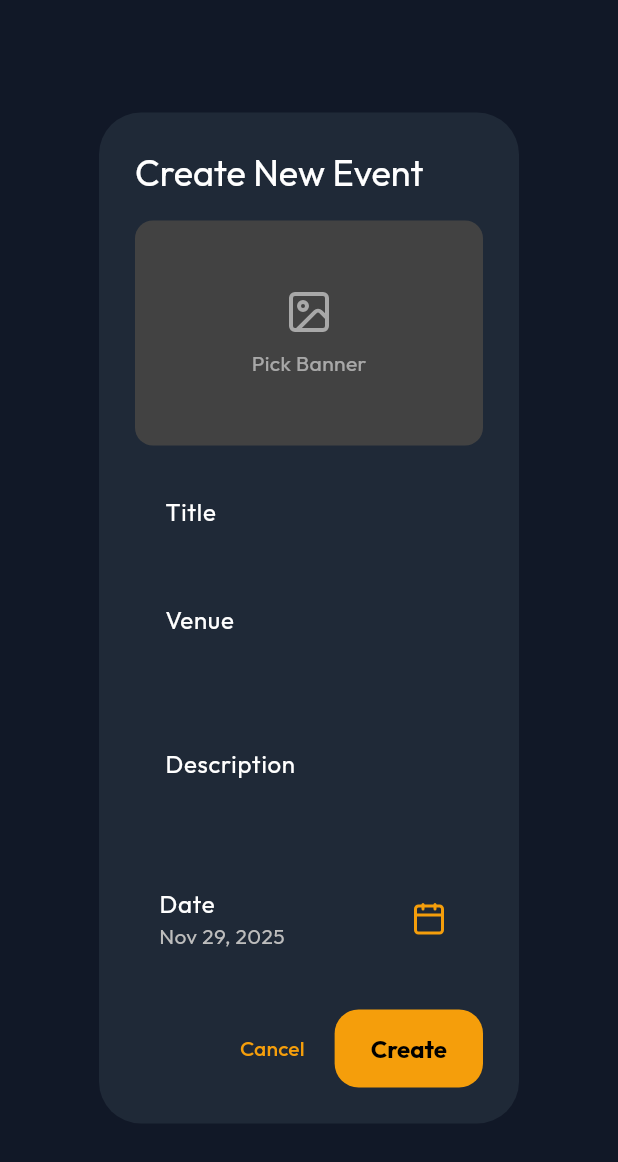
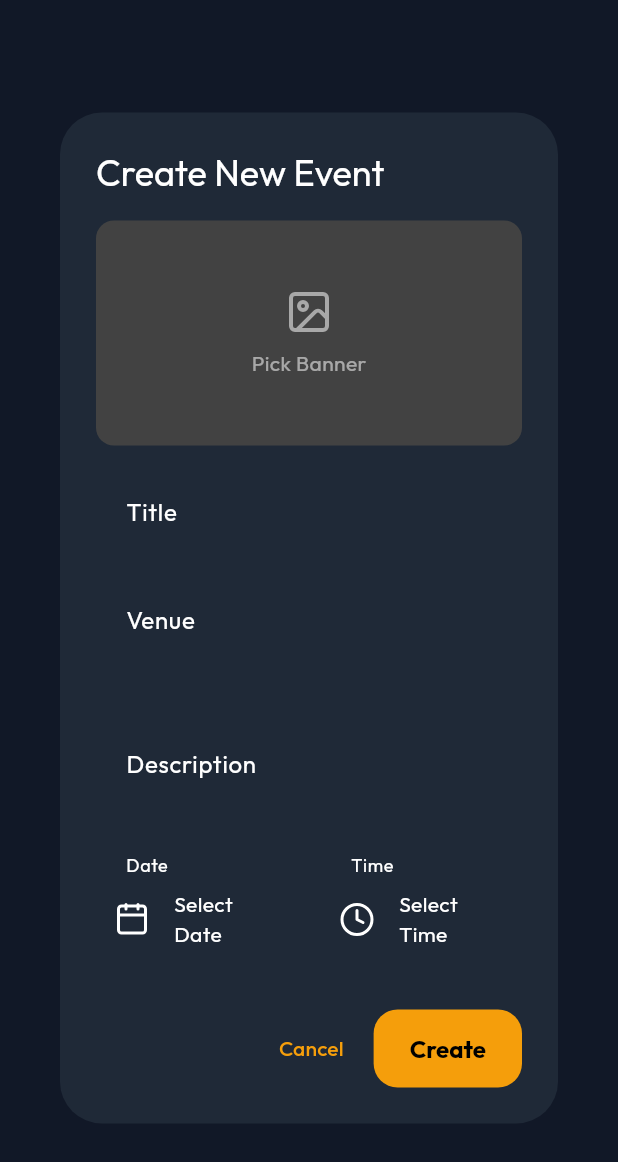
Before and after one commit to mun33b-exe/UniWeek, a Flutter app: the CreateEventDialog widget shown alone on an empty page, opened directly, on a phone screen of 412 x 824 dp. Shown: the top 1162 px of the screen. Run offline on Flutter 3.47's test engine with Material 3 defaults, Android fonts, the phone set to English and light mode, and no system bars; our stand-ins replace firebase_core, fl_chart, google_fonts, image_picker, lucide_icons, supabase_flutter and 1 more; accounts and stored records are empty; network calls fail.

Commit message:
feat: implement separate date and time selection for events and add event registration withdrawal functionality

```diff
--- a/lib/features/dashboard/create_event_dialog.dart
+++ b/lib/features/dashboard/create_event_dialog.dart
@@ -20,7 +20,8 @@ class _CreateEventDialogState extends State<CreateEventDialog> {
   final _titleController = TextEditingController();
   final _venueController = TextEditingController();
   final _descController = TextEditingController();
-  DateTime _selectedDate = DateTime.now();
+  DateTime? _selectedDate;
+  TimeOfDay? _selectedTime;
   File? _selectedImage;
   String? _existingImageUrl;
   bool _isLoading = false;
@@ -32,7 +33,11 @@ class _CreateEventDialogState extends State<CreateEventDialog> {
       _titleController.text = widget.event!['title'];
       _venueController.text = widget.event!['venue'];
       _descController.text = widget.event!['description'] ?? '';
-      _selectedDate = DateTime.parse(widget.event!['date']);
+
+      final dateTime = DateTime.parse(widget.event!['date']);
+      _selectedDate = dateTime;
+      _selectedTime = TimeOfDay.fromDateTime(dateTime);
+
       _existingImageUrl = widget.event!['image_url'];
     }
   }
@@ -48,6 +53,13 @@ class _CreateEventDialogState extends State<CreateEventDialog> {
   }
 
   Future<void> _submit() async {
+    if (_selectedDate == null || _selectedTime == null) {
+      ScaffoldMessenger.of(context).showSnackBar(
+        const SnackBar(content: Text('Please select both date and time')),
+      );
+      return;
+    }
+
     setState(() => _isLoading = true);
     final supabase = Provider.of<SupabaseService>(context, listen: false);
 
@@ -57,13 +69,21 @@ class _CreateEventDialogState extends State<CreateEventDialog> {
         imageUrl = await supabase.uploadEventBanner(_selectedImage!);
       }
 
+      final fullDateTime = DateTime(
+        _selectedDate!.year,
+        _selectedDate!.month,
+        _selectedDate!.day,
+        _selectedTime!.hour,
+        _selectedTime!.minute,
+      );
+
       if (widget.event != null) {
         // Update
         await supabase.updateEvent(
           eventId: widget.event!['id'],
           title: _titleController.text,
           description: _descController.text,
-          date: _selectedDate,
+          date: fullDateTime,
           venue: _venueController.text,
           imageUrl: imageUrl,
         );
@@ -75,7 +95,7 @@ class _CreateEventDialogState extends State<CreateEventDialog> {
         await supabase.createEvent(
           title: _titleController.text,
           description: _descController.text,
-          date: _selectedDate,
+          date: fullDateTime,
           venue: _venueController.text,
           societyType: society,
           imageUrl: imageUrl,
@@ -173,20 +193,14 @@ class _CreateEventDialogState extends State<CreateEventDialog> {
               maxLines: 3,
             ),
             const SizedBox(height: 16),
-            ListTile(
-              title: const Text('Date', style: TextStyle(color: Colors.white)),
-              subtitle: Text(
-                DateFormat('MMM d, y').format(_selectedDate),
-                style: TextStyle(color: Colors.grey[400]),
-              ),
-              trailing: const Icon(
-                LucideIcons.calendar,
-                color: UniWeekTheme.primary,
-              ),
+            Row(
+              children: [
+                Expanded(
+                  child: InkWell(
                     onTap: () async {
                       final date = await showDatePicker(
                         context: context,
-                  initialDate: _selectedDate,
+                        initialDate: _selectedDate ?? DateTime.now(),
                         firstDate: DateTime.now(),
                         lastDate: DateTime.now().add(const Duration(days: 365)),
                       );
@@ -194,6 +208,47 @@ class _CreateEventDialogState extends State<CreateEventDialog> {
                         setState(() => _selectedDate = date);
                       }
                     },
+                    child: InputDecorator(
+                      decoration: const InputDecoration(
+                        labelText: 'Date',
+                        prefixIcon: Icon(LucideIcons.calendar),
+                      ),
+                      child: Text(
+                        _selectedDate != null
+                            ? DateFormat('MMM d, y').format(_selectedDate!)
+                            : 'Select Date',
+                        style: const TextStyle(color: Colors.white),
+                      ),
+                    ),
+                  ),
+                ),
+                const SizedBox(width: 16),
+                Expanded(
+                  child: InkWell(
+                    onTap: () async {
+                      final time = await showTimePicker(
+                        context: context,
+                        initialTime: _selectedTime ?? TimeOfDay.now(),
+                      );
+                      if (time != null) {
+                        setState(() => _selectedTime = time);
+                      }
+                    },
+                    child: InputDecorator(
+                      decoration: const InputDecoration(
+                        labelText: 'Time',
+                        prefixIcon: Icon(LucideIcons.clock),
+                      ),
+                      child: Text(
+                        _selectedTime != null
+                            ? _selectedTime!.format(context)
+                            : 'Select Time',
+                        style: const TextStyle(color: Colors.white),
+                      ),
+                    ),
+                  ),
+                ),
+              ],
             ),
           ],
         ),
```
Also changed, not shown: lib/core/services/supabase_service.dart (+11 -0 lines), lib/features/dashboard/student_view.dart (+98 -18 lines). Lines whose indentation alone changed are shown as unchanged.
